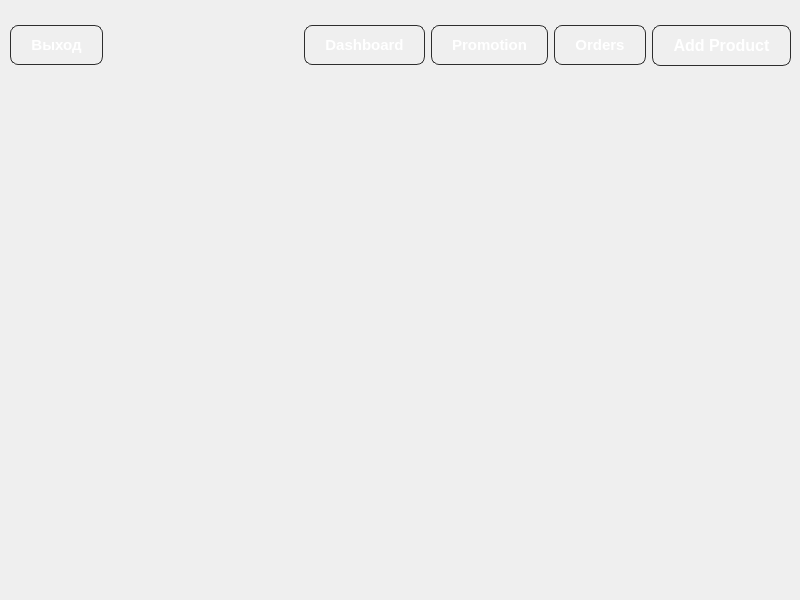
This is source/menu/sellermenu.ui in gotovkk/QtMarket as Qt 5 draws it before an edit. The edited form follows.
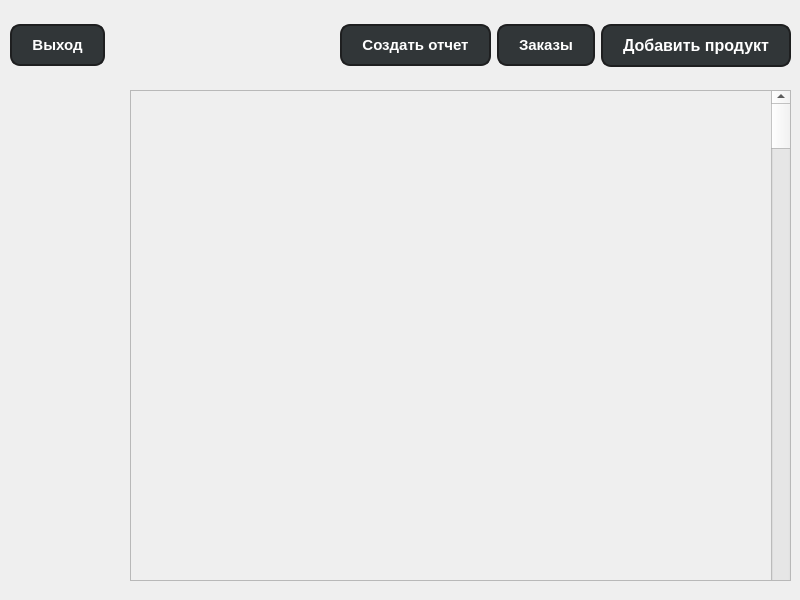
This is the edited form.

```diff
--- a/source/menu/sellermenu.ui
+++ b/source/menu/sellermenu.ui
@@ -36,10 +36,10 @@
       </property>
       <property name="styleSheet">
        <string notr="true">    QPushButton {
-        background-color: transparent;
+        background-color: #313638;
         color: white;
-        border: 1px solid #2e2e2e;
-        border-radius: 8px;
+           border-radius: 10px;               /* Радиус закругления углов */
+    border: 2px solid #1E1F20;         /* Граница светло-серого цвета */
         padding: 10px 20px;
     }
     QPushButton:hover {
@@ -83,10 +83,10 @@
       </property>
       <property name="styleSheet">
        <string notr="true">    QPushButton {
-        background-color: transparent;
+        background-color: #313638;
         color: white;
-        border: 1px solid #2e2e2e;
-        border-radius: 8px;
+           border-radius: 10px;               /* Радиус закругления углов */
+    border: 2px solid #1E1F20;         /* Граница светло-серого цвета */
         padding: 10px 20px;
     }
     QPushButton:hover {
@@ -97,7 +97,7 @@
 }</string>
       </property>
       <property name="text">
-       <string>Dashboard</string>
+       <string>Создать отчет</string>
       </property>
      </widget>
     </item>
@@ -111,10 +111,10 @@
       </property>
       <property name="styleSheet">
        <string notr="true">    QPushButton {
-        background-color: transparent;
+        background-color: #313638;
         color: white;
-        border: 1px solid #2e2e2e;
-        border-radius: 8px;
+           border-radius: 10px;               /* Радиус закругления углов */
+    border: 2px solid #1E1F20;         /* Граница светло-серого цвета */
         padding: 10px 20px;
     }
     QPushButton:hover {
@@ -125,35 +125,7 @@
 }</string>
       </property>
       <property name="text">
-       <string>Promotion</string>
-      </property>
-     </widget>
-    </item>
-    <item>
-     <widget class="QPushButton" name="ordersButton">
-      <property name="font">
-       <font>
-        <pointsize>11</pointsize>
-        <bold>true</bold>
-       </font>
-      </property>
-      <property name="styleSheet">
-       <string notr="true">    QPushButton {
-        background-color: transparent;
-        color: white;
-        border: 1px solid #2e2e2e;
-        border-radius: 8px;
-        padding: 10px 20px;
-    }
-    QPushButton:hover {
-        border-color: #4e4e4e;
-    }
-    QPushButton:pressed {
-        background-color: #1e1e1e;
-}</string>
-      </property>
-      <property name="text">
-       <string>Orders</string>
+       <string>Заказы</string>
       </property>
      </widget>
     </item>
@@ -167,10 +139,10 @@
       </property>
       <property name="styleSheet">
        <string notr="true">    QPushButton {
-        background-color: transparent;
+        background-color: #313638;
         color: white;
-        border: 1px solid #2e2e2e;
-        border-radius: 8px;
+           border-radius: 10px;               /* Радиус закругления углов */
+    border: 2px solid #1E1F20;         /* Граница светло-серого цвета */
         padding: 10px 20px;
     }
     QPushButton:hover {
@@ -181,12 +153,71 @@
 }</string>
       </property>
       <property name="text">
-       <string>Add Product</string>
+       <string>Добавить продукт</string>
       </property>
      </widget>
     </item>
    </layout>
   </widget>
+  <widget class="QScrollArea" name="scrollArea">
+   <property name="geometry">
+    <rect>
+     <x>130</x>
+     <y>90</y>
+     <width>661</width>
+     <height>491</height>
+    </rect>
+   </property>
+   <property name="widgetResizable">
+    <bool>true</bool>
+   </property>
+   <widget class="QWidget" name="scrollAreaWidgetContents">
+    <property name="geometry">
+     <rect>
+      <x>0</x>
+      <y>0</y>
+      <width>659</width>
+      <height>489</height>
+     </rect>
+    </property>
+    <property name="minimumSize">
+     <size>
+      <width>659</width>
+      <height>0</height>
+     </size>
+    </property>
+    <property name="maximumSize">
+     <size>
+      <width>659</width>
+      <height>16777215</height>
+     </size>
+    </property>
+    <widget class="QScrollBar" name="verticalScrollBar">
+     <property name="geometry">
+      <rect>
+       <x>640</x>
+       <y>-1</y>
+       <width>20</width>
+       <height>511</height>
+      </rect>
+     </property>
+     <property name="orientation">
+      <enum>Qt::Orientation::Vertical</enum>
+     </property>
+    </widget>
+    <widget class="QWidget" name="gridLayoutWidget">
+     <property name="geometry">
+      <rect>
+       <x>10</x>
+       <y>20</y>
+       <width>631</width>
+       <height>481</height>
+      </rect>
+     </property>
+     <layout class="QGridLayout" name="gridLayout"/>
+    </widget>
+   </widget>
+  </widget>
  </widget>
  <resources>
   <include location="../../resources/Res.qrc"/>
```
Left out of the diff: 28 changed lines with no effect on the pictures.
